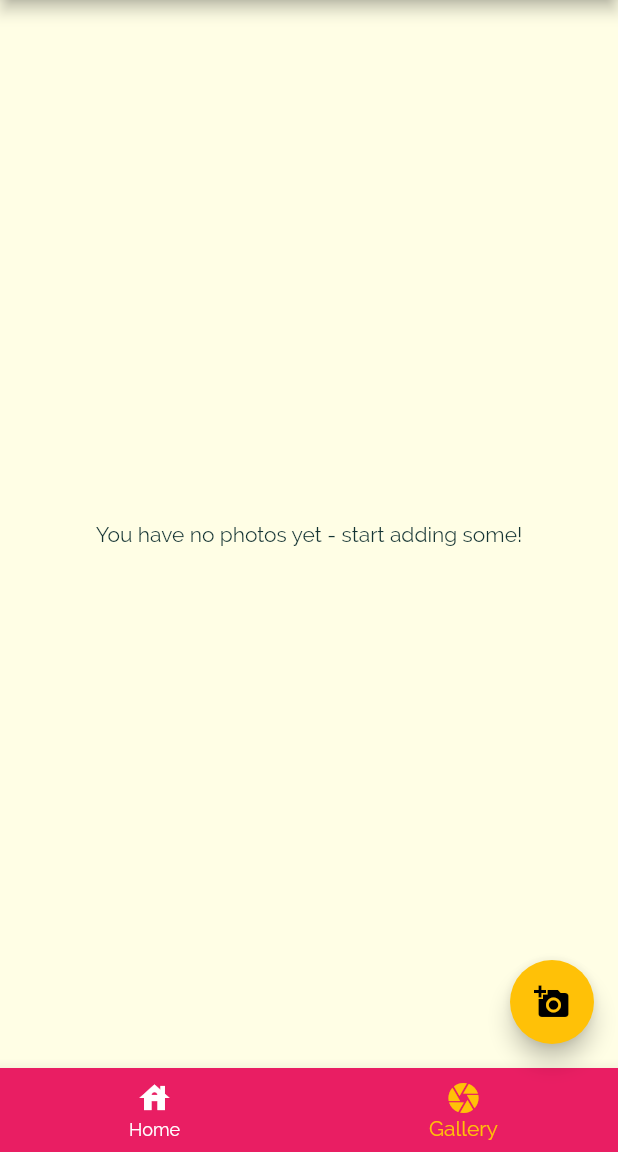
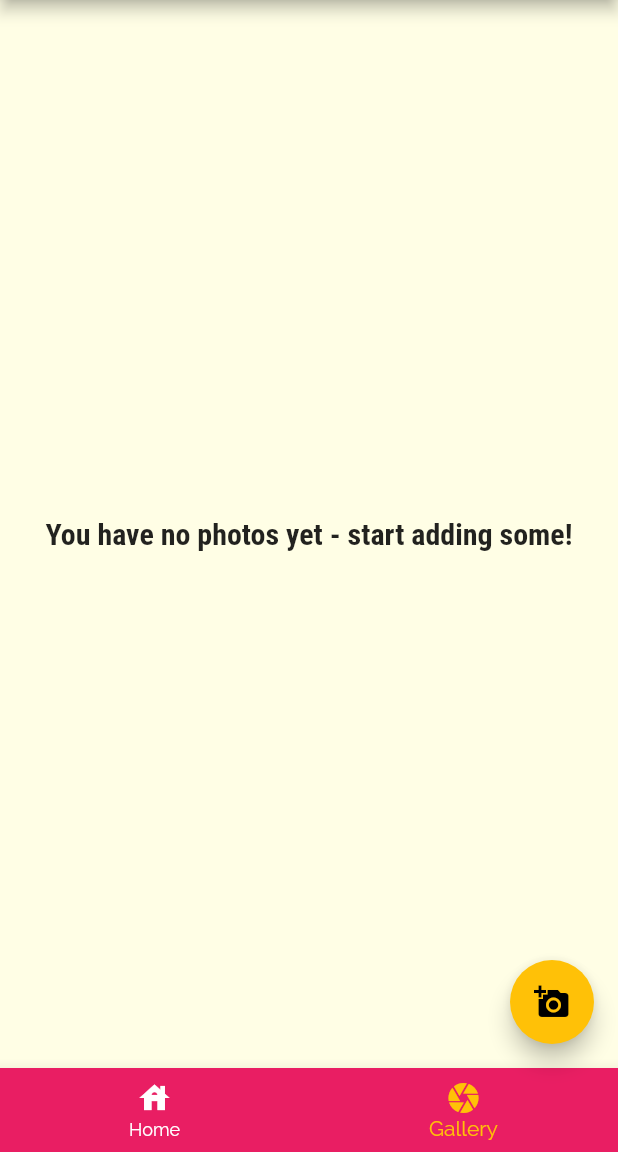
Before and after one commit to adiel1892/helpGrandmaProject, a Flutter app: the screen it shows after launch, item 2 of the bottom bar chosen, on a phone screen of 412 x 824 dp, the part 84-1236 px from its top. Run offline on Flutter 3.47's test engine with Material 2 defaults, Android fonts, the phone set to English and light mode, and no system bars.

Commit message:
font gallery

```diff
--- a/lib/screens/gallery_screen.dart
+++ b/lib/screens/gallery_screen.dart
@@ -10,8 +10,11 @@ class GalleryScreen extends StatelessWidget {
   @override
   Widget build(BuildContext context) {
     if (favoriteMeals.isEmpty) {
-      return const Center(
-        child: Text('You have no photos yet - start adding some!'),
+      return Center(
+        child: Text(
+          'You have no photos yet - start adding some!',
+          style: Theme.of(context).textTheme.titleMedium,
+        ),
       );
     } else {
       return ListView.builder(
```
